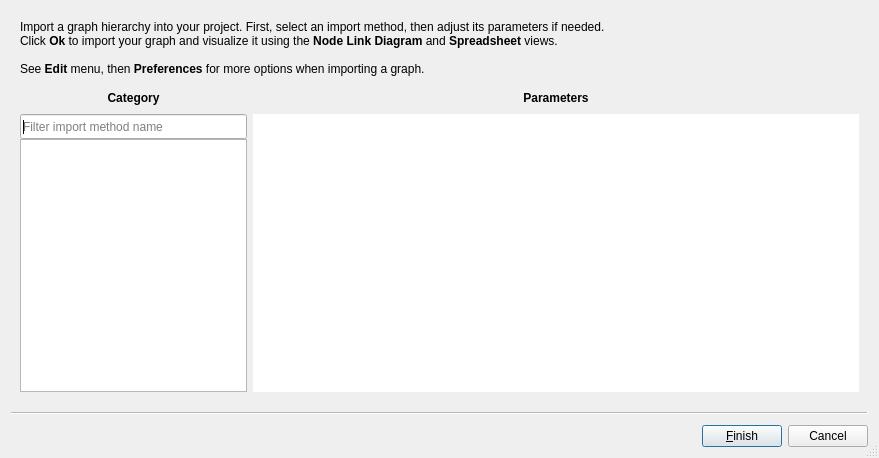
Before: the Qt Designer form software/talipot/designer/ImportWizard.ui in anlambert/talipot, drawn with Qt 5.
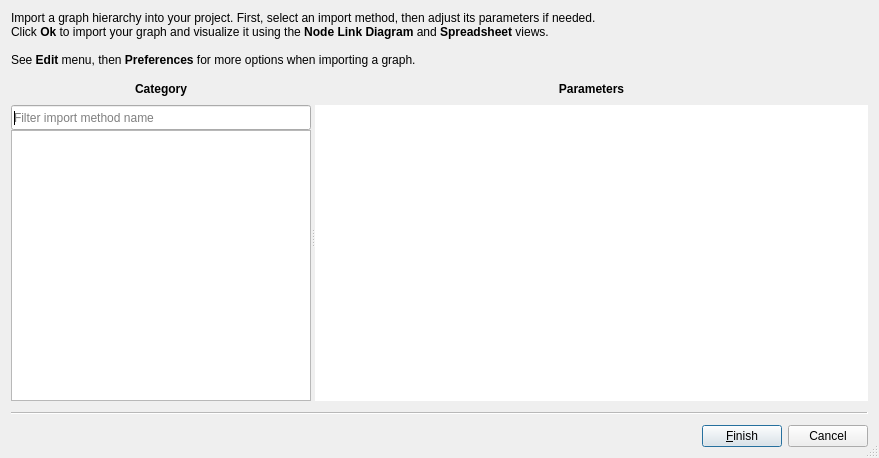
After: the same form once the commit is applied. Icons and pictures are not drawn. Custom widgets are drawn as their Qt base class.

Commit message: software: Add horizontal splitter in Import/Export wizard GUI

Patch:
```diff
--- a/software/talipot/designer/ImportWizard.ui
+++ b/software/talipot/designer/ImportWizard.ui
@@ -39,7 +39,19 @@
    <attribute name="pageId">
     <string notr="true">0</string>
    </attribute>
-   <layout class="QVBoxLayout" name="verticalLayout_3">
+   <layout class="QVBoxLayout" name="verticalLayout_2">
+    <property name="leftMargin">
+     <number>0</number>
+    </property>
+    <property name="topMargin">
+     <number>0</number>
+    </property>
+    <property name="rightMargin">
+     <number>0</number>
+    </property>
+    <property name="bottomMargin">
+     <number>0</number>
+    </property>
     <item>
      <widget class="QLabel" name="label">
       <property name="text">
@@ -51,8 +63,19 @@
      </widget>
     </item>
     <item>
-     <layout class="QHBoxLayout" name="horizontalLayout">
-      <item>
+     <widget class="QSplitter" name="splitter_2">
+      <property name="sizePolicy">
+       <sizepolicy hsizetype="Expanding" vsizetype="Expanding">
+        <horstretch>0</horstretch>
+        <verstretch>0</verstretch>
+       </sizepolicy>
+      </property>
+      <property name="orientation">
+       <enum>Qt::Horizontal</enum>
+      </property>
+      <property name="childrenCollapsible">
+       <bool>false</bool>
+      </property>
        <widget class="QFrame" name="categoryFrame">
         <property name="sizePolicy">
          <sizepolicy hsizetype="Preferred" vsizetype="Preferred">
@@ -113,6 +136,12 @@
          </item>
          <item>
           <widget class="QTreeView" name="importModules">
+          <property name="minimumSize">
+           <size>
+            <width>300</width>
+            <height>0</height>
+           </size>
+          </property>
            <property name="frameShadow">
             <enum>QFrame::Plain</enum>
            </property>
@@ -126,8 +155,6 @@
          </item>
         </layout>
        </widget>
-      </item>
-      <item>
        <widget class="QFrame" name="rightFrame">
         <property name="sizePolicy">
          <sizepolicy hsizetype="Preferred" vsizetype="Preferred">
@@ -200,6 +227,12 @@
              </item>
              <item>
               <widget class="QTableView" name="parametersList">
+              <property name="minimumSize">
+               <size>
+                <width>400</width>
+                <height>0</height>
+               </size>
+              </property>
                <property name="frameShape">
                 <enum>QFrame::NoFrame</enum>
                </property>
@@ -235,8 +268,7 @@
          </item>
         </layout>
        </widget>
-      </item>
-     </layout>
+     </widget>
     </item>
    </layout>
   </widget>
```
Lines whose indentation alone changed are shown as unchanged. The commit also changes 1 other file.
